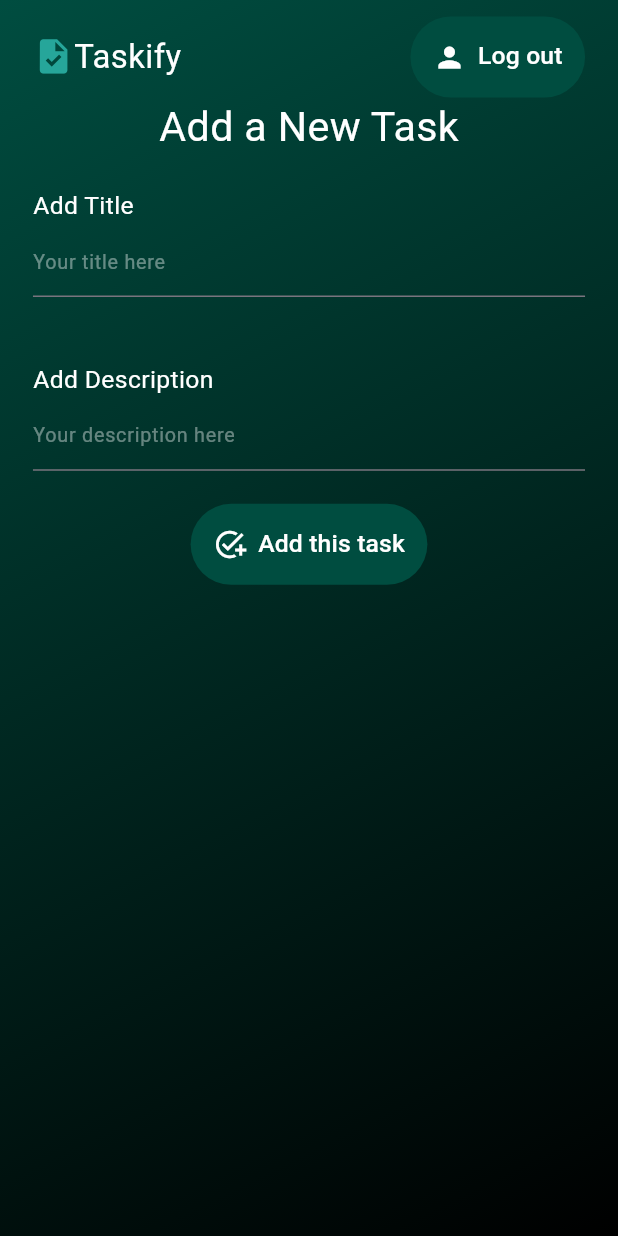
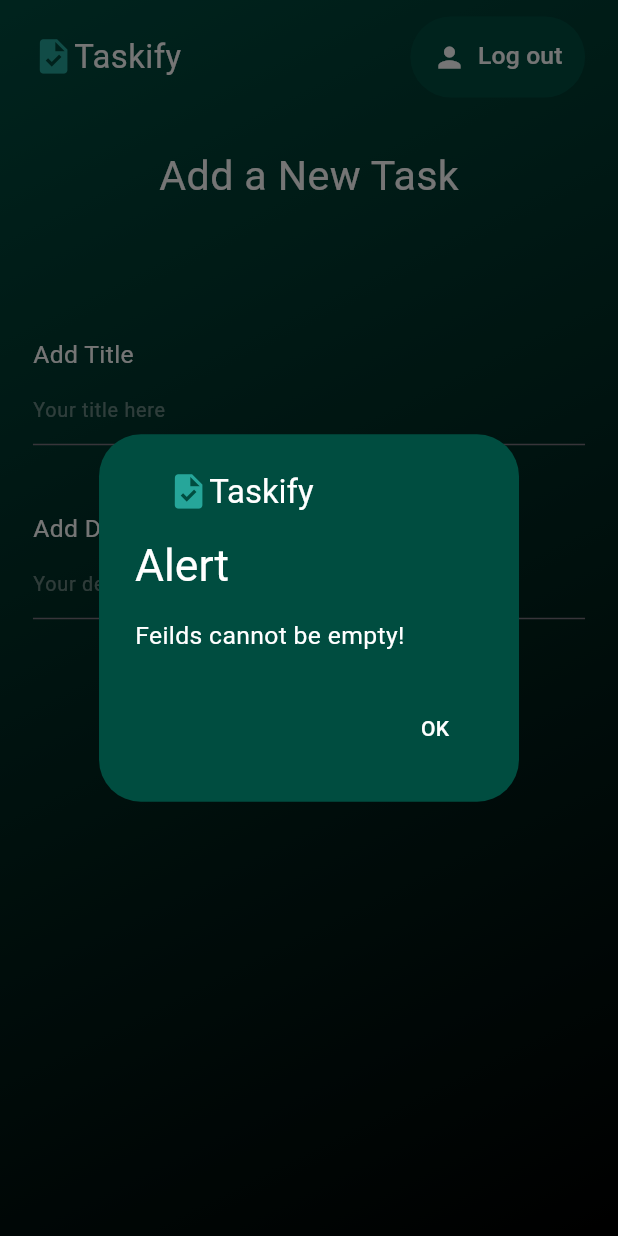
Before and after one commit to fahimmahmud618/Taskify, a Flutter app: the AddTask screen opened directly with empty values, after a tap on "Log out", on a phone screen of 412 x 824 dp. Run offline on Flutter 3.47's test engine with Material 3 defaults, Android fonts, the phone set to English and light mode, and no system bars; accounts and stored records are empty.

Commit message:
fixing issues of frontend

```diff
--- a/lib/pages/add_task_page.dart
+++ b/lib/pages/add_task_page.dart
@@ -1,4 +1,5 @@
 import 'package:flutter/material.dart';
+import 'package:taskify/widgets/alert.dart';
 import 'package:taskify/widgets/input_widget.dart';
 import 'package:taskify/styles.dart';
 import 'package:taskify/widgets/taskify_nameplate.dart';
@@ -25,13 +26,20 @@ class _AddTaskState extends State<AddTask> {
           children: [
             SizedBox(height: 10*get_scale_factor(context),),
             TaskifyNameplateWithLogOut(context),
+            SizedBox(height: 30*get_scale_factor(context),),
             Text("Add a New Task", style: headingStyle(context)),
+            SizedBox(height: 60*get_scale_factor(context),),
             InputTextWidget("Add Title", "Your title here", taskTitle, false, context),
             InputTextWidget("Add Description","Your description here", taskDescription, false, context),
             TextButton.icon(
               onPressed: () {
-                widget.addToDoItem(taskTitle.text, taskDescription.text);
-                Navigator.pop(context);
+                if(taskTitle.text.isNotEmpty && taskDescription.text.isNotEmpty){
+                  widget.addToDoItem(taskTitle.text, taskDescription.text);
+                  Navigator.pop(context);
+                }else{
+                  showAlertDialog("Oops!", "Title or Description cann't be empty", context);
+                }
+
               },
               icon: Icon(Icons.add_task, size: 20 * get_scale_factor(context)),
               label: Text("Add this task", style: normalTextStyle(context)),
--- a/lib/styles.dart
+++ b/lib/styles.dart
@@ -13,6 +13,7 @@ TextStyle headingStyle(BuildContext context) {
   double scaleFactor = screenWidth / 375.0;
 
   return TextStyle(
+    color: Colors.white,
     fontSize: 25 * scaleFactor,
   );
 }
@@ -22,6 +23,7 @@ TextStyle logoTextStyle(BuildContext context) {
   double scaleFactor = screenWidth / 375.0;
 
   return TextStyle(
+    color: Colors.white,
     fontSize: 20 * scaleFactor,
   );
 }
--- /dev/null
+++ b/lib/widgets/alert.dart
@@ -0,0 +1,49 @@
+import 'package:flutter/material.dart';
+import 'package:taskify/styles.dart';
+import 'package:taskify/widgets/taskify_nameplate.dart';
+
+// Widget MyAlert(String text, BuildContext context){
+//   return Container(
+//     child: showAlertDialog(context),
+//   );
+// }
+
+showAlertDialog(String title, String description, BuildContext context) {
+  // Create button
+  Widget okButton = TextButton(
+    child: Text("OK"),
+    onPressed: () {
+      Navigator.of(context).pop();
+    },
+  );
+
+  // Create AlertDialog
+  AlertDialog alert = AlertDialog(
+    backgroundColor: Colors.teal.shade900,
+    title: Column(
+      crossAxisAlignment: CrossAxisAlignment.start,
+      children: [
+        TaskifyNameplate(context),
+        Padding(
+          padding: const EdgeInsets.only(top: 15),
+          child: Text(title, style: TextStyle(
+            color: Colors.white,
+            fontSize: 27 * get_scale_factor(context),
+          ),),
+        ),
+      ],
+    ),
+    content: Text(description, style: normalTextStyle(context),),
+    actions: [
+      okButton,
+    ],
+  );
+
+  // show the dialog
+  showDialog(
+    context: context,
+    builder: (BuildContext context) {
+      return alert;
+    },
+  );
+}
--- a/lib/widgets/taskify_nameplate.dart
+++ b/lib/widgets/taskify_nameplate.dart
@@ -1,6 +1,7 @@
 import 'package:flutter/cupertino.dart';
 import 'package:flutter/material.dart';
 import 'package:taskify/styles.dart';
+import 'package:taskify/widgets/alert.dart';
 
 Widget TaskifyNameplate(BuildContext context){
   return Padding(
@@ -29,6 +30,7 @@ Widget TaskifyNameplateWithLogOut(BuildContext context){
         ),
         TextButton.icon(
           onPressed: () {
+            showAlertDialog("Alert","Feilds cannot be empty!",context);
           },
           icon: Icon(Icons.person, size: 20 * get_scale_factor(context)),
           label: Text("Log out", style: normalTextStyle(context)),
```
Also changed, not shown: lib/pages/leading_page.dart (+13 -10 lines).
